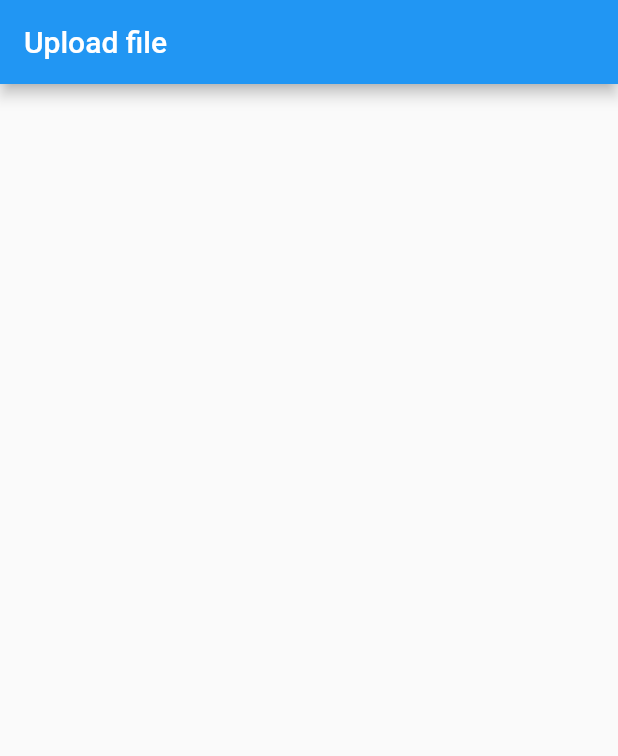
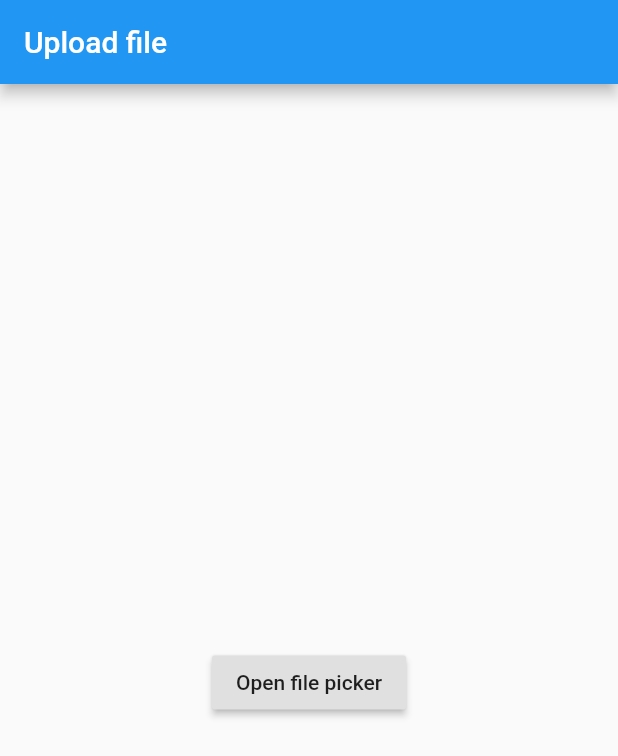
Before and after one commit to DevPianist/upload-files-flutter, a Flutter app: the screen it shows after launch, on a phone screen of 412 x 824 dp. Shown: the top 756 px of the screen. Run offline on Flutter 3.47's test engine with Material 2 defaults, Android fonts, the phone set to English and light mode, and no system bars; our stand-ins replace file_picker.

```diff
--- a/lib/src/pages/home_page.dart
+++ b/lib/src/pages/home_page.dart
@@ -1,4 +1,9 @@
+import 'dart:io';
+
 import 'package:flutter/material.dart';
+import 'package:flutter/services.dart';
+import 'package:file_picker/file_picker.dart';
+import 'package:upload_files/src/providers/api_provider.dart';
 
 class HomePage extends StatefulWidget {
   @override
@@ -6,6 +11,22 @@ class HomePage extends StatefulWidget {
 }
 
 class _HomePageState extends State<HomePage> {
+  @override
+  void initState() {
+    super.initState();
+  }
+
+  void _openFileExplorer() async {
+    try {
+      List<File> files = await FilePicker.getMultiFile();
+      if (files.isNotEmpty) {
+        await ApiProvider.subirArchivos(files: files);
+      }
+    } on PlatformException catch (e) {
+      print("Unsupported operation" + e.toString());
+    }
+  }
+
   @override
   Widget build(BuildContext context) {
     return Scaffold(
@@ -15,7 +36,15 @@ class _HomePageState extends State<HomePage> {
       body: Center(
         child: Column(
           mainAxisAlignment: MainAxisAlignment.center,
-          children: <Widget>[],
+          children: <Widget>[
+            Padding(
+              padding: EdgeInsets.only(top: 50.0, bottom: 20.0),
+              child: RaisedButton(
+                onPressed: () => _openFileExplorer(),
+                child: Text("Open file picker"),
+              ),
+            ),
+          ],
         ),
       ),
     );
--- a/lib/src/providers/api_provider.dart
+++ b/lib/src/providers/api_provider.dart
@@ -0,0 +1,57 @@
+import 'dart:convert';
+import 'dart:io';
+import 'package:flutter/services.dart';
+import 'package:http/http.dart' as http;
+import 'package:path/path.dart';
+import 'package:async/async.dart';
+
+class ApiProvider {
+  static Future<void> subirArchivos({List<File> files}) async {
+    try {
+      final url = "http://127.0.0.1:3000/subirlista";
+      var uri = Uri.parse(url);
+      var request = new http.MultipartRequest("POST", uri);
+
+      files.forEach((file) async {
+        print(file.path.split('/').last);
+        var stream = http.ByteStream(DelegatingStream.typed(file.openRead()));
+        var length = await file.length();
+        request.files.add(new http.MultipartFile('files', stream, length,
+            filename: basename(file.path)));
+      });
+      var response = await request.send();
+      response.stream.transform(utf8.decoder).listen((value) {
+        print(value);
+      });
+
+      throw PlatformException(code: "500", message: "Error /subirlista");
+    } on PlatformException catch (e) {
+      return (e.message);
+    }
+  }
+
+  static Future<void> subirArchivo({File file}) async {
+    try {
+      final url = "http://127.0.0.1:3000/subir";
+      var uri = Uri.parse(url);
+      var request = new http.MultipartRequest("POST", uri);
+      var stream = http.ByteStream(DelegatingStream.typed(file.openRead()));
+      var length = await file.length();
+      request.files.add(
+        new http.MultipartFile(
+          'file',
+          stream,
+          length,
+          filename: basename(file.path),
+        ),
+      );
+      var response = await request.send();
+      response.stream.transform(utf8.decoder).listen((value) {
+        print(value);
+      });
+      throw PlatformException(code: "500", message: "Error /subirlista");
+    } on PlatformException catch (e) {
+      return (e.message);
+    }
+  }
+}
--- a/pubspec.yaml
+++ b/pubspec.yaml
@@ -14,6 +14,7 @@ dependencies:
   # Use with the CupertinoIcons class for iOS style icons.
   cupertino_icons: ^0.1.2
   file_picker: ^1.5.1
+  http: ^0.12.0+4
 
 dev_dependencies:
   flutter_test:
```
Also changed, not shown: pubspec.lock, 8 other files.
